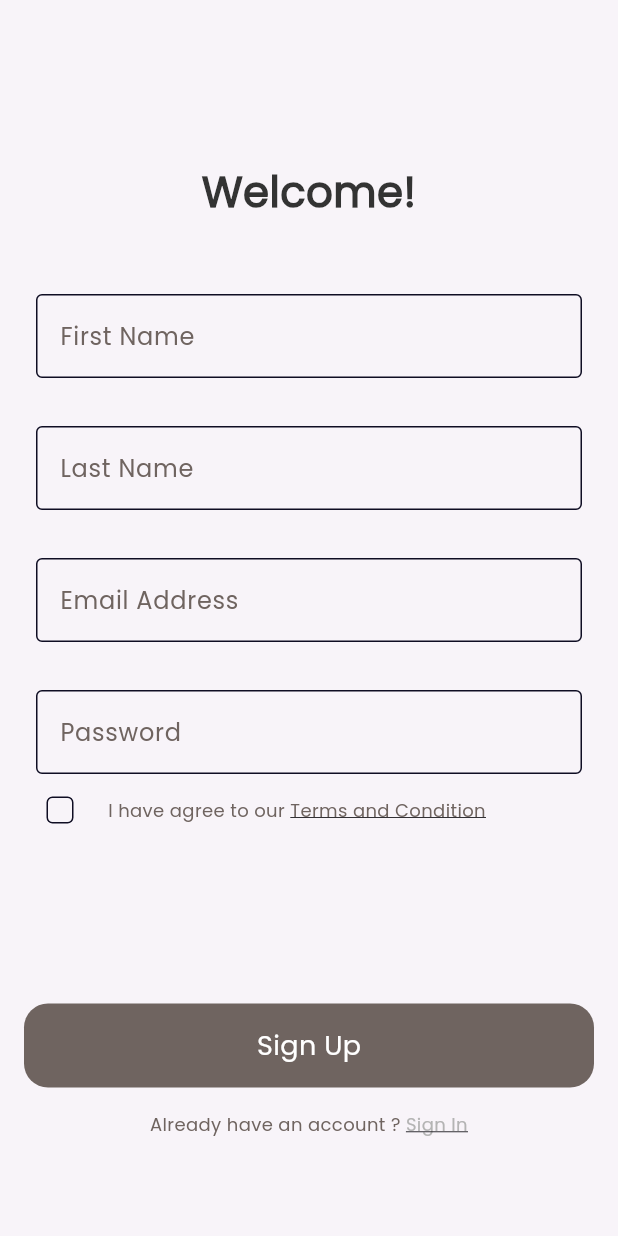
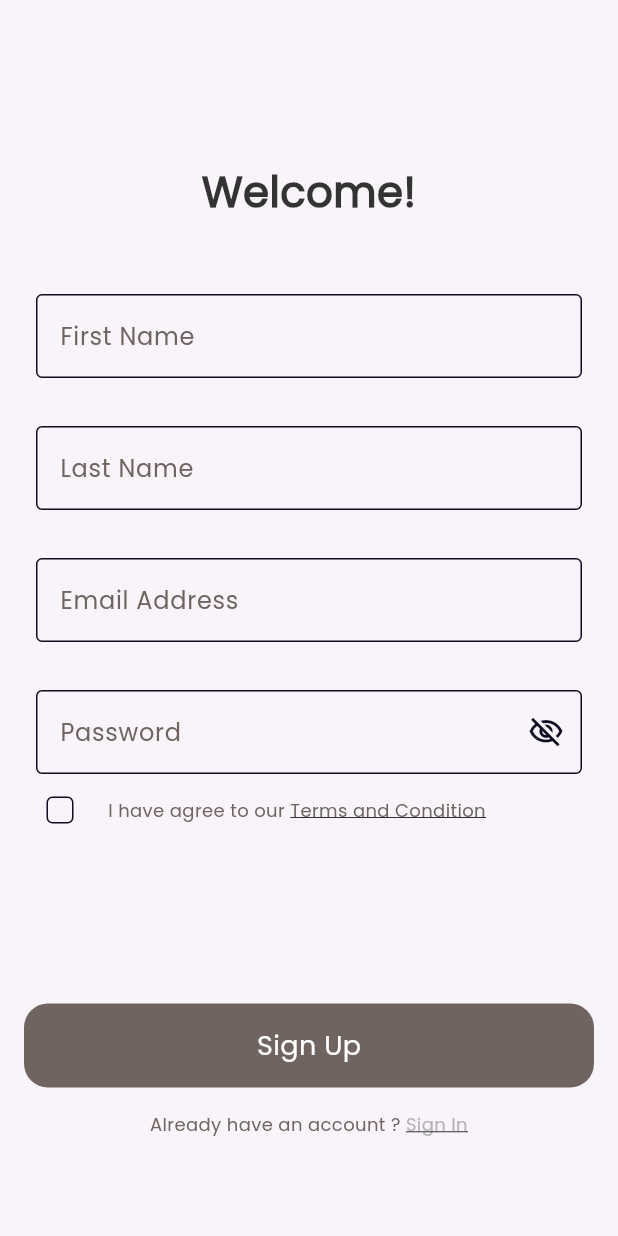
Before and after one commit to El-Qady/Dalel, a Flutter app: the SignupView screen opened by its route, on a phone screen of 412 x 824 dp. Run offline on Flutter 3.47's test engine with Material 3 defaults, Android fonts, the phone set to English and light mode, and no system bars; our stand-ins replace bloc, firebase_auth, firebase_core, flutter_bloc, fluttertoast, gap and 3 more; accounts and stored records are empty.

Commit message:
handel icon of password field

```diff
--- a/lib/features/auth/presentation/cubit/authsignup_cubit/auth_signup_cubit.dart
+++ b/lib/features/auth/presentation/cubit/authsignup_cubit/auth_signup_cubit.dart
@@ -10,6 +10,7 @@ class AuthSignUpCubit extends Cubit<AuthSignUpCubitState> {
   String? fristName;
   String? lastName;
   bool termsAndConditions = false;
+  bool isPasswordVisible = false;
   GlobalKey<FormState> signupFormKey = GlobalKey();
   signUpWithEmailAndPassword() async {
     try {
@@ -50,4 +51,8 @@ class AuthSignUpCubit extends Cubit<AuthSignUpCubitState> {
     termsAndConditions = newValue;
     emit(AuthSignupCubitUpdateTermsAndConditionsState());
   }
+  changePasswordVisibility(bool newValue) {
+    isPasswordVisible = newValue;
+    emit(AuthSignupCubitPasswordState());
+  }
 }
--- a/lib/features/auth/presentation/cubit/authsignup_cubit/auth_signup_cubit_state.dart
+++ b/lib/features/auth/presentation/cubit/authsignup_cubit/auth_signup_cubit_state.dart
@@ -6,8 +6,9 @@ final class AuthSignupCubitLoadingState extends AuthSignUpCubitState {}
 
 final class AuthSignupCubitSuccessState extends AuthSignUpCubitState {}
 
-final class AuthSignupCubitUpdateTermsAndConditionsState
-    extends AuthSignUpCubitState {}
+final class AuthSignupCubitUpdateTermsAndConditionsState extends AuthSignUpCubitState {}
+
+final class AuthSignupCubitPasswordState extends AuthSignUpCubitState {}
 
 final class AuthSignupCubitFailureState extends AuthSignUpCubitState {
   final String errorMessage;
--- a/lib/features/auth/presentation/widgets/custom_text_field.dart
+++ b/lib/features/auth/presentation/widgets/custom_text_field.dart
@@ -2,6 +2,8 @@ import 'package:flutter/material.dart';
 import 'package:flutter_application_1/core/utils/app_colors.dart';
 import 'package:flutter_application_1/core/utils/app_strings.dart';
 import 'package:flutter_application_1/core/utils/app_text_styles.dart';
+import 'package:flutter_application_1/features/auth/presentation/cubit/authsignup_cubit/auth_signup_cubit.dart';
+import 'package:flutter_bloc/flutter_bloc.dart';
 
 class CustomTextFormField extends StatelessWidget {
   const CustomTextFormField({
@@ -15,6 +17,7 @@ class CustomTextFormField extends StatelessWidget {
   final void Function(String)? onSubmitted;
   @override
   Widget build(BuildContext context) {
+    AuthSignUpCubit authsignupcubit = BlocProvider.of<AuthSignUpCubit>(context);
     return Padding(
       padding: const EdgeInsets.only(left: 8, right: 8, top: 32),
       child: TextFormField(
@@ -26,13 +29,30 @@ class CustomTextFormField extends StatelessWidget {
         },
         onChanged: onChanged,
         onFieldSubmitted: onSubmitted,
-        obscureText: hinttext == AppStrings.password ? true : false,
+
+        obscureText: authsignupcubit.isPasswordVisible ? false : true,
         decoration: InputDecoration(
+          suffixIcon: hinttext == AppStrings.password
+              ? IconButton(
+                  icon: Icon(
+                    authsignupcubit.isPasswordVisible
+                        ? Icons.visibility_outlined
+                        : Icons.visibility_off_outlined,
+                  ),
+                  color: AppColors.deepBlue,
+                  onPressed: () {
+                    authsignupcubit.changePasswordVisibility(
+                      !authsignupcubit.isPasswordVisible,
+                    );
+                  },
+                )
+              : null,
           labelText: hinttext,
           labelStyle: AppTextStyles.poppins500style24.copyWith(
             color: AppColors.deepGrey,
             fontSize: 16,
           ),
+
           border: customBorderStyle(),
           focusedBorder: customBorderStyle(),
           enabledBorder: customBorderStyle(),
```
Also changed, not shown: lib/core/functions/flutter_toast.dart (+3 -4 lines), lib/features/auth/presentation/widgets/signup_form.dart (+9 -4 lines).
